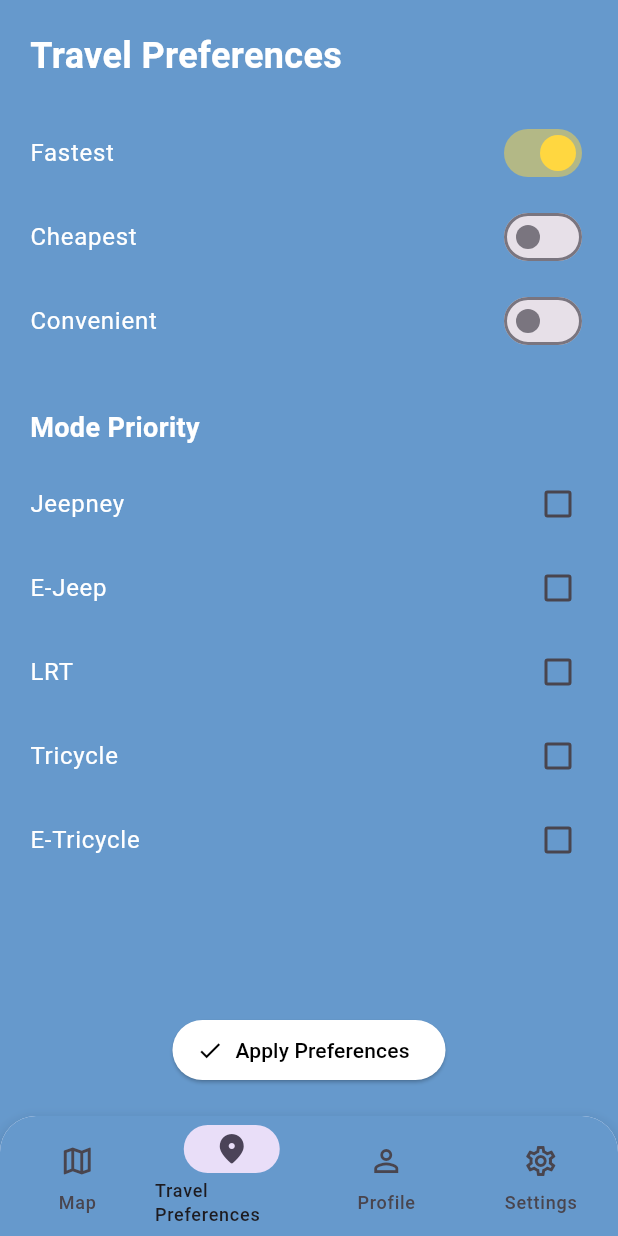
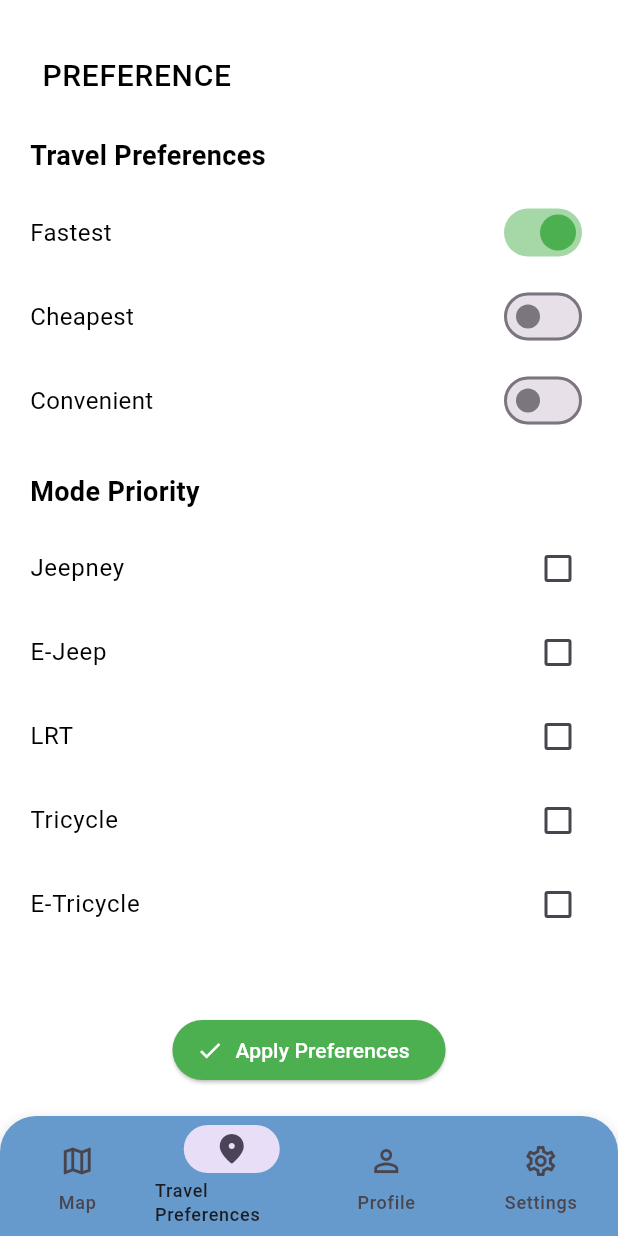
Before and after one commit to BGrazer/Maiway, a Flutter app: the screen it shows after launch, item 2 of the bottom bar chosen, on a phone screen of 412 x 824 dp. Run offline on Flutter 3.47's test engine with Material 3 defaults, Android fonts, the light colour scheme and no system bars; our stand-ins replace flutter_map, geolocator, google_fonts, latlong2; missing offline and left inert: flutter_map_location_marker.

Commit message:
Update travel_preference.dart

```diff
--- a/maiwayapp/lib/travel_preference.dart
+++ b/maiwayapp/lib/travel_preference.dart
@@ -22,66 +22,110 @@ class _TravelPreferenceScreenState extends State<TravelPreferenceScreen> {
     'E-Tricycle': false,
   };
 
+  void _selectOnlyOne(String selected) {
+    setState(() {
+      _preferences.updateAll((key, value) => key == selected);
+    });
+  }
+
   @override
   Widget build(BuildContext context) {
     return Scaffold(
-      backgroundColor: const Color(0xFF6699CC),
+      backgroundColor: Colors.white,
       body: SafeArea(
         child: Padding(
           padding: MediaQuery.of(context).viewInsets.add(const EdgeInsets.all(20)),
           child: Column(
             crossAxisAlignment: CrossAxisAlignment.start,
             children: [
+              // Header (Styled like Settings screen)
+              Container(
+                width: double.infinity,
+                padding: const EdgeInsets.symmetric(horizontal: 8, vertical: 16),
+                child: const Align(
+                  alignment: Alignment.centerLeft,
+                  child: Text(
+                    'PREFERENCE',
+                    style: TextStyle(
+                      fontSize: 20,
+                      fontWeight: FontWeight.w500,
+                      color: Colors.black,
+                      letterSpacing: 0.5,
+                    ),
+                  ),
+                ),
+              ),
+
+              const SizedBox(height: 10),
+
               const Text(
                 'Travel Preferences',
                 style: TextStyle(
-                  fontSize: 24,
+                  fontSize: 18,
                   fontWeight: FontWeight.bold,
-                  color: Colors.white,
+                  color: Colors.black,
                 ),
               ),
-              const SizedBox(height: 20),
+              const SizedBox(height: 10),
 
-              // ✅ Travel Preference: Vertical Switches
+              // Travel Preferences (Switches)
               Column(
                 children: _preferences.entries.map((entry) {
-                  return SwitchListTile(
-                    title: Text(
+                  return Padding(
+                    padding: const EdgeInsets.symmetric(vertical: 4),
+                    child: Row(
+                      children: [
+                        Expanded(
+                          child: Align(
+                            alignment: Alignment.centerLeft,
+                            child: Text(
                               entry.key,
-                      style: const TextStyle(color: Colors.white),
+                              style: const TextStyle(
+                                fontSize: 16,
+                                color: Colors.black,
                               ),
+                            ),
+                          ),
+                        ),
+                        Switch(
                           value: entry.value,
                           onChanged: (bool value) {
-                      setState(() {
-                        _preferences[entry.key] = value;
-                      });
+                            if (value) _selectOnlyOne(entry.key);
                           },
-                    activeColor: Colors.amberAccent,
-                    contentPadding: const EdgeInsets.symmetric(horizontal: 0),
+                          activeColor: Colors.green,
+                        ),
+                      ],
+                    ),
                   );
                 }).toList(),
               ),
 
-              const SizedBox(height: 30),
+              const SizedBox(height: 20),
 
               const Text(
                 'Mode Priority',
                 style: TextStyle(
                   fontSize: 18,
                   fontWeight: FontWeight.w600,
-                  color: Colors.white,
+                  color: Colors.black,
                 ),
               ),
               const SizedBox(height: 10),
 
-              // ✅ Mode Priority: Vertical Checkboxes
+              // Mode Checkboxes
               Expanded(
                 child: ListView(
                   children: _modes.entries.map((entry) {
-                    return CheckboxListTile(
-                      title: Text(
+                    return Padding(
+                      padding: const EdgeInsets.only(left: 0),
+                      child: CheckboxListTile(
+                        contentPadding: const EdgeInsets.symmetric(horizontal: 0),
+                        title: Align(
+                          alignment: Alignment.centerLeft,
+                          child: Text(
                             entry.key,
-                        style: const TextStyle(color: Colors.white),
+                            style: const TextStyle(color: Colors.black),
+                          ),
                         ),
                         value: entry.value,
                         onChanged: (bool? value) {
@@ -89,11 +133,11 @@ class _TravelPreferenceScreenState extends State<TravelPreferenceScreen> {
                             _modes[entry.key] = value!;
                           });
                         },
-                      checkColor: Colors.black,
-                      activeColor: Colors.white,
-                      contentPadding: const EdgeInsets.symmetric(horizontal: 0),
+                        checkColor: Colors.white,
+                        activeColor: Colors.green,
                         shape: RoundedRectangleBorder(
                           borderRadius: BorderRadius.circular(12),
+                        ),
                       ),
                     );
                   }).toList(),
@@ -102,17 +146,23 @@ class _TravelPreferenceScreenState extends State<TravelPreferenceScreen> {
 
               const SizedBox(height: 10),
 
+              // Apply Button
               Center(
                 child: ElevatedButton.icon(
                   onPressed: () {
-                    // Process your preferences here
-                    Navigator.pop(context);
+                    // No navigation or callback for now
+                    ScaffoldMessenger.of(context).showSnackBar(
+                      const SnackBar(
+                        content: Text("Preferences saved!"),
+                        duration: Duration(seconds: 1),
+                      ),
+                    );
                   },
                   icon: const Icon(Icons.check),
                   label: const Text("Apply Preferences"),
                   style: ElevatedButton.styleFrom(
-                    backgroundColor: Colors.white,
-                    foregroundColor: Colors.black,
+                    backgroundColor: Colors.green,
+                    foregroundColor: Colors.white,
                   ),
                 ),
               ),
```
Lines whose indentation alone changed are shown as unchanged.
